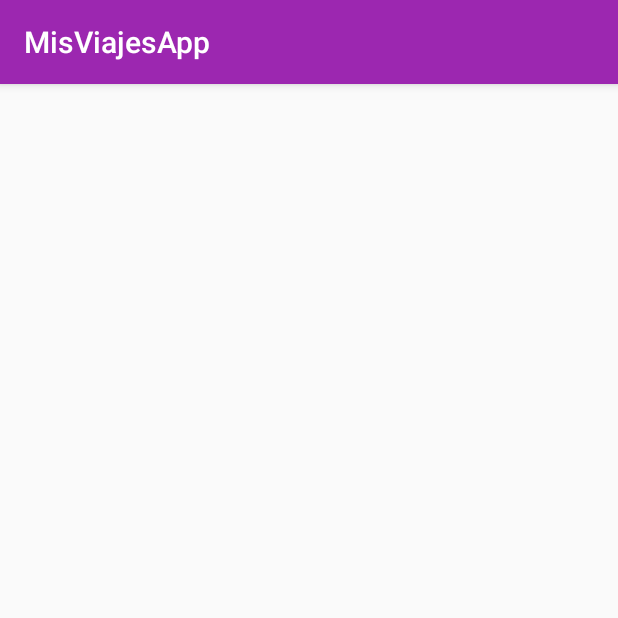
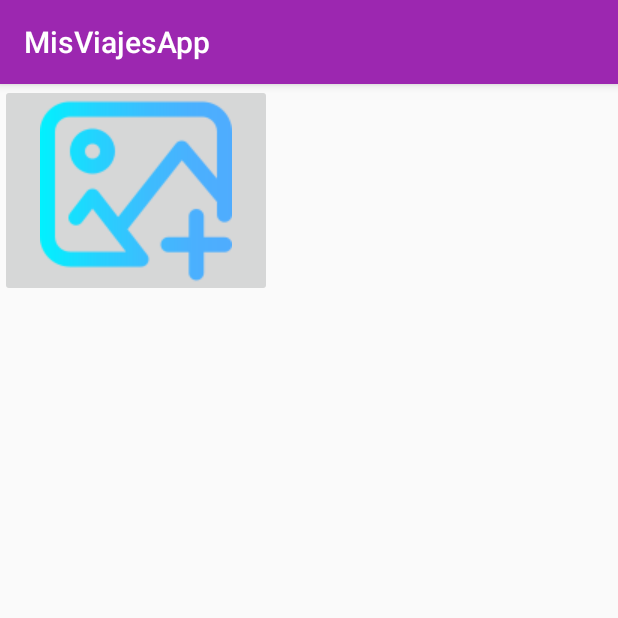
Before and after one commit to AfanaVG/MisViajesApp, an Android app: the RegistroActivity screen opened directly, with no data from a screen before it, on a phone screen of 412 x 824 dp, the top half of it. Run offline under Robolectric (Android 15) with nearby library versions, the phone set to English and light mode, and no system bars.

Commit message:
Nueva imagen añadida

```diff
--- a/app/src/main/res/layout/activity_registro.xml
+++ b/app/src/main/res/layout/activity_registro.xml
@@ -6,4 +6,11 @@
     android:layout_height="match_parent"
     tools:context=".RegistroActivity">
 
+    <ImageButton
+        android:id="@+id/imageButton"
+        android:layout_width="181dp"
+        android:layout_height="142dp"
+        app:srcCompat="@drawable/nueva_imagen"
+        tools:layout_editor_absoluteX="115dp"
+        tools:layout_editor_absoluteY="41dp" />
 </androidx.constraintlayout.widget.ConstraintLayout>
```
Also changed, not shown: app/src/main/res/drawable/nueva_imagen.png (added).
